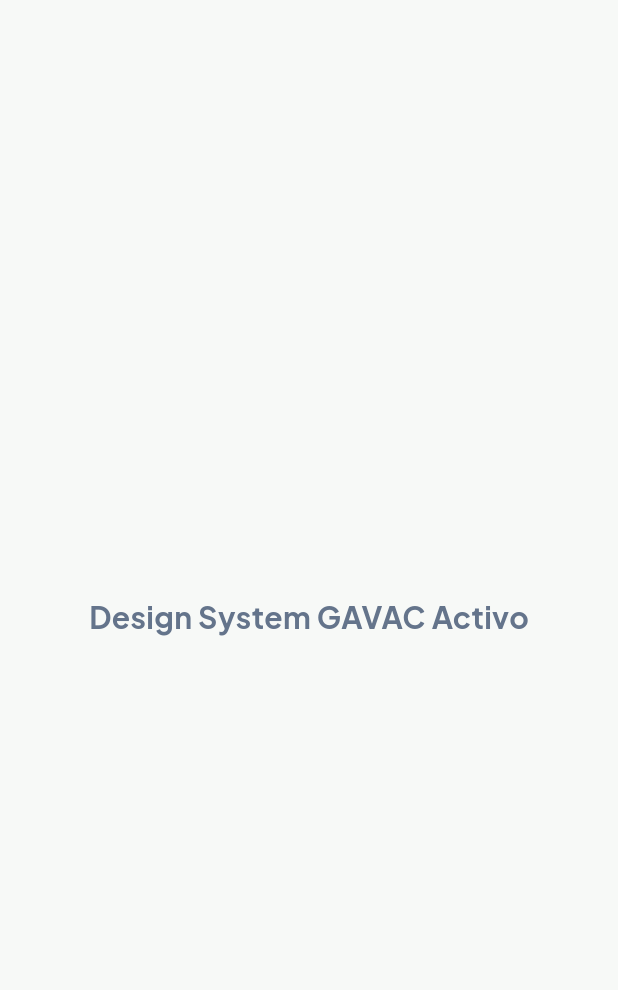
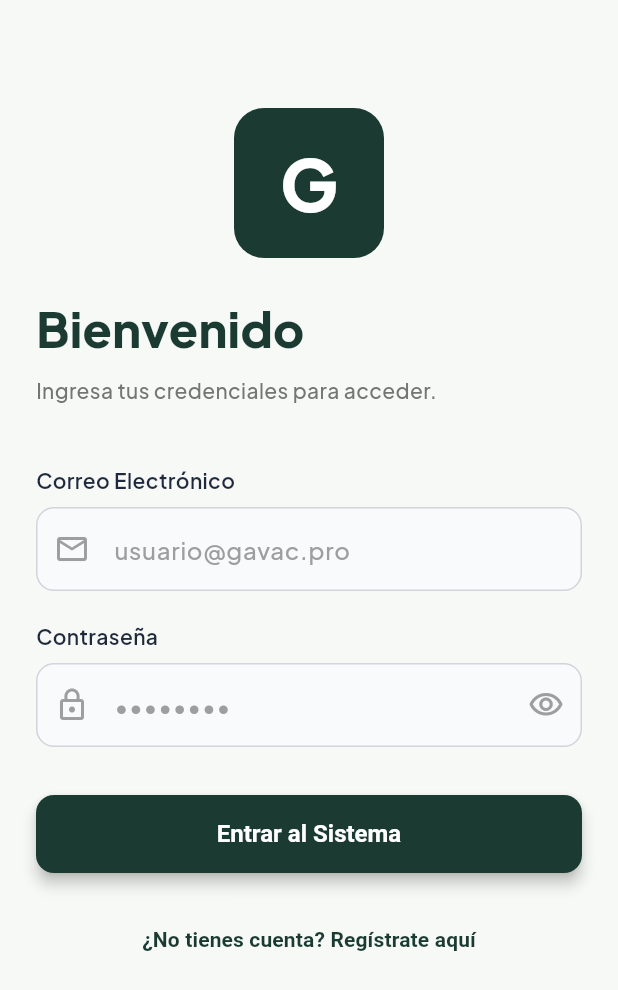
Before and after one commit to JHbotero-deve/Proyecto_Gestion_Ganadera, a Flutter app: the screen it shows after launch, on a phone screen of 412 x 824 dp. Shown: the top 990 px of the screen. Run offline on Flutter 3.47's test engine with Material 3 defaults, Android fonts, the light colour scheme and no system bars; our stand-ins replace google_fonts.

Commit message:
feat(mobile): rediseñar login screen con layout split-screen e imagen de fondo

```diff
--- a/mobile/lib/core/theme/gavac_theme.dart
+++ b/mobile/lib/core/theme/gavac_theme.dart
@@ -7,22 +7,18 @@ class GavacTheme {
     return ThemeData(
       useMaterial3: true,
       brightness: Brightness.light,
-
-      // Colores principales
       primaryColor: GavacColors.primary,
       scaffoldBackgroundColor: GavacColors.background,
       colorScheme: const ColorScheme.light(
         primary: GavacColors.primary,
         secondary: GavacColors.accent,
         surface: GavacColors.surface,
-        background: GavacColors.background,
         error: GavacColors.dangerText,
         onPrimary: Colors.white,
         onSecondary: Colors.white,
         onSurface: GavacColors.textPrimary,
+        onError: Colors.white,
       ),
-
-      // Tipografía - Plus Jakarta Sans
       textTheme: GoogleFonts.plusJakartaSansTextTheme(
         const TextTheme(
           displayLarge: TextStyle(fontSize: 32, fontWeight: FontWeight.w900, color: GavacColors.textPrimary),
@@ -32,8 +28,6 @@ class GavacTheme {
           bodyMedium: TextStyle(fontSize: 14, fontWeight: FontWeight.w500, color: GavacColors.textSecondary),
         ),
       ),
-
-      // Botones
       elevatedButtonTheme: ElevatedButtonThemeData(
         style: ElevatedButton.styleFrom(
           backgroundColor: GavacColors.primary,
@@ -44,8 +38,6 @@ class GavacTheme {
           textStyle: const TextStyle(fontSize: 16, fontWeight: FontWeight.w600),
         ),
       ),
-
-      // Inputs (TextFields)
       inputDecorationTheme: InputDecorationTheme(
         filled: true,
         fillColor: const Color(0xFFF8FAFC),
--- /dev/null
+++ b/mobile/lib/features/auth/presentation/screens/login_screen.dart
@@ -0,0 +1,460 @@
+import 'package:flutter/material.dart';
+import '../../../../core/theme/gavac_colors.dart';
+
+class LoginScreen extends StatefulWidget {
+  const LoginScreen({super.key});
+
+  @override
+  State<LoginScreen> createState() => _LoginScreenState();
+}
+
+class _LoginScreenState extends State<LoginScreen> {
+  final _formKey = GlobalKey<FormState>();
+  final _emailController = TextEditingController();
+  final _passwordController = TextEditingController();
+  bool _obscurePassword = true;
+  bool _isLoading = false;
+
+  static const String appName = 'GAVAC';
+  static const String appSlogan = 'Tecnología inteligente\npara la gestión del campo.';
+  static const String welcomeTitle = 'Bienvenido';
+  static const String welcomeSubtitle = 'Ingresa tus credenciales para acceder.';
+  static const String emailLabel = 'Correo Electrónico';
+  static const String emailHint = 'usuario@gavac.pro';
+  static const String passwordLabel = 'Contraseña';
+  static const String passwordHint = '••••••••';
+  static const String buttonText = 'Entrar al Sistema';
+  static const String registerText = '¿No tienes cuenta? Regístrate aquí';
+
+  @override
+  void dispose() {
+    _emailController.dispose();
+    _passwordController.dispose();
+    super.dispose();
+  }
+
+  void _handleLogin() {
+    if (_formKey.currentState!.validate()) {
+      setState(() => _isLoading = true);
+      Future.delayed(const Duration(seconds: 2), () {
+        if (mounted) {
+          setState(() => _isLoading = false);
+          Navigator.pushReplacementNamed(context, '/dashboard');
+        }
+      });
+    }
+  }
+
+  @override
+  Widget build(BuildContext context) {
+    final screenWidth = MediaQuery.of(context).size.width;
+    final isDesktop = screenWidth > 768;
+
+    return Scaffold(
+      body: isDesktop ? _buildDesktopLayout() : _buildMobileLayout(),
+    );
+  }
+
+  Widget _buildDesktopLayout() {
+    return Row(
+      children: [
+        // LADO IZQUIERDO
+        Expanded(
+          flex: 1,
+          child: Container(
+            color: const Color(0xFF6B8E85),
+            child: Stack(
+              children: [
+                const Positioned.fill(
+                  child: Opacity(
+                    opacity: 0.3,
+                    child: Image(
+                      image: AssetImage('assets/imagenes/imagenganado.png'),
+                      fit: BoxFit.cover,
+                    ),
+                  ),
+                ),
+                const Positioned.fill(
+                  child: ColoredBox(color: Color(0x33000000)),
+                ),
+                Center(
+                  child: Padding(
+                    padding: const EdgeInsets.all(48.0),
+                    child: Column(
+                      mainAxisAlignment: MainAxisAlignment.center,
+                      crossAxisAlignment: CrossAxisAlignment.start,
+                      children: const [
+                        Text(
+                          appName,
+                          style: TextStyle(
+                            fontSize: 72,
+                            fontWeight: FontWeight.w900,
+                            color: Colors.white,
+                            letterSpacing: -2,
+                            shadows: [
+                              Shadow(
+                                color: Color(0x80000000),
+                                offset: Offset(0, 4),
+                                blurRadius: 8,
+                              ),
+                            ],
+                          ),
+                        ),
+                        SizedBox(height: 16),
+                        Text(
+                          appSlogan,
+                          style: TextStyle(
+                            fontSize: 20,
+                            fontWeight: FontWeight.w400,
+                            color: Colors.white,
+                            height: 1.4,
+                            shadows: [
+                              Shadow(
+                                color: Color(0x80000000),
+                                offset: Offset(0, 2),
+                                blurRadius: 4,
+                              ),
+                            ],
+                          ),
+                        ),
+                      ],
+                    ),
+                  ),
+                ),
+              ],
+            ),
+          ),
+        ),
+
+        // LADO DERECHO
+        Expanded(
+          flex: 1,
+          child: Container(
+            color: Colors.white,
+            child: Center(
+              child: SingleChildScrollView(
+                padding: const EdgeInsets.symmetric(horizontal: 64, vertical: 48),
+                child: Form(
+                  key: _formKey,
+                  child: Column(
+                    crossAxisAlignment: CrossAxisAlignment.start,
+                    children: [
+                      const Text(
+                        welcomeTitle,
+                        style: TextStyle(
+                          fontSize: 36,
+                          fontWeight: FontWeight.w800,
+                          color: GavacColors.primary,
+                        ),
+                      ),
+                      const SizedBox(height: 8),
+                      Text(
+                        welcomeSubtitle,
+                        style: const TextStyle(
+                          fontSize: 16,
+                          color: Color(0xFF757575),
+                        ),
+                      ),
+                      const SizedBox(height: 48),
+
+                      _buildTextField(
+                        label: emailLabel,
+                        hint: emailHint,
+                        controller: _emailController,
+                        keyboardType: TextInputType.emailAddress,
+                        prefixIcon: Icons.email_outlined,
+                      ),
+                      const SizedBox(height: 24),
+
+                      _buildPasswordField(),
+                      const SizedBox(height: 32),
+
+                      SizedBox(
+                        width: double.infinity,
+                        height: 56,
+                        child: ElevatedButton(
+                          onPressed: _isLoading ? null : _handleLogin,
+                          style: ElevatedButton.styleFrom(
+                            backgroundColor: GavacColors.primary,
+                            foregroundColor: Colors.white,
+                            elevation: 8,
+                            shadowColor: GavacColors.primary.withValues(alpha: 0.3),
+                            shape: RoundedRectangleBorder(
+                              borderRadius: BorderRadius.circular(12),
+                            ),
+                          ),
+                          child: _isLoading
+                              ? const SizedBox(
+                                  height: 24,
+                                  width: 24,
+                                  child: CircularProgressIndicator(
+                                    strokeWidth: 2.5,
+                                    valueColor: AlwaysStoppedAnimation<Color>(Colors.white),
+                                  ),
+                                )
+                              : const Text(
+                                  buttonText,
+                                  style: TextStyle(
+                                    fontSize: 16,
+                                    fontWeight: FontWeight.w700,
+                                  ),
+                                ),
+                        ),
+                      ),
+                      const SizedBox(height: 24),
+
+                      Center(
+                        child: TextButton(
+                          onPressed: () {
+                            if (mounted) {
+                              ScaffoldMessenger.of(context).showSnackBar(
+                                const SnackBar(content: Text('Registro en desarrollo')),
+                              );
+                            }
+                          },
+                          child: const Text(
+                            registerText,
+                            style: TextStyle(
+                              color: GavacColors.primary,
+                              fontWeight: FontWeight.w600,
+                              fontSize: 14,
+                            ),
+                          ),
+                        ),
+                      ),
+                    ],
+                  ),
+                ),
+              ),
+            ),
+          ),
+        ),
+      ],
+    );
+  }
+
+  Widget _buildMobileLayout() {
+    return SafeArea(
+      child: SingleChildScrollView(
+        padding: const EdgeInsets.all(24.0),
+        child: Form(
+          key: _formKey,
+          child: Column(
+            crossAxisAlignment: CrossAxisAlignment.start,
+            children: [
+              const SizedBox(height: 48),
+              Center(
+                child: Container(
+                  width: 100,
+                  height: 100,
+                  decoration: BoxDecoration(
+                    color: GavacColors.primary,
+                    borderRadius: BorderRadius.circular(20),
+                  ),
+                  child: const Center(
+                    child: Text(
+                      'G',
+                      style: TextStyle(
+                        fontSize: 48,
+                        fontWeight: FontWeight.w900,
+                        color: Colors.white,
+                      ),
+                    ),
+                  ),
+                ),
+              ),
+              const SizedBox(height: 24),
+              const Text(
+                welcomeTitle,
+                style: TextStyle(
+                  fontSize: 32,
+                  fontWeight: FontWeight.w800,
+                  color: GavacColors.primary,
+                ),
+              ),
+              const SizedBox(height: 8),
+              Text(
+                welcomeSubtitle,
+                style: const TextStyle(
+                  fontSize: 14,
+                  color: Color(0xFF757575),
+                ),
+              ),
+              const SizedBox(height: 40),
+
+              _buildTextField(
+                label: emailLabel,
+                hint: emailHint,
+                controller: _emailController,
+                keyboardType: TextInputType.emailAddress,
+                prefixIcon: Icons.email_outlined,
+              ),
+              const SizedBox(height: 20),
+
+              _buildPasswordField(),
+              const SizedBox(height: 32),
+
+              SizedBox(
+                width: double.infinity,
+                height: 52,
+                child: ElevatedButton(
+                  onPressed: _isLoading ? null : _handleLogin,
+                  style: ElevatedButton.styleFrom(
+                    backgroundColor: GavacColors.primary,
+                    foregroundColor: Colors.white,
+                    elevation: 4,
+                    shape: RoundedRectangleBorder(
+                      borderRadius: BorderRadius.circular(12),
+                    ),
+                  ),
+                  child: _isLoading
+                      ? const SizedBox(
+                          height: 22,
+                          width: 22,
+                          child: CircularProgressIndicator(
+                            strokeWidth: 2.5,
+                            valueColor: AlwaysStoppedAnimation<Color>(Colors.white),
+                          ),
+                        )
+                      : const Text(
+                          buttonText,
+                          style: TextStyle(
+                            fontSize: 16,
+                            fontWeight: FontWeight.w700,
+                          ),
+                        ),
+                ),
+              ),
+              const SizedBox(height: 20),
+
+              Center(
+                child: TextButton(
+                  onPressed: () {},
+                  child: Text(
+                    registerText,
+                    style: const TextStyle(
+                      color: GavacColors.primary,
+                      fontWeight: FontWeight.w600,
+                    ),
+                  ),
+                ),
+              ),
+            ],
+          ),
+        ),
+      ),
+    );
+  }
+
+  Widget _buildTextField({
+    required String label,
+    required String hint,
+    required TextEditingController controller,
+    required TextInputType keyboardType,
+    required IconData prefixIcon,
+  }) {
+    return Column(
+      crossAxisAlignment: CrossAxisAlignment.start,
+      children: [
+        Text(
+          label,
+          style: const TextStyle(
+            fontSize: 14,
+            fontWeight: FontWeight.w600,
+            color: GavacColors.textPrimary,
+          ),
+        ),
+        const SizedBox(height: 8),
+        TextFormField(
+          controller: controller,
+          keyboardType: keyboardType,
+          decoration: InputDecoration(
+            hintText: hint,
+            hintStyle: const TextStyle(color: Color(0xFF9E9E9E)),
+            prefixIcon: Icon(prefixIcon, color: const Color(0xFF9E9E9E)),
+            filled: true,
+            fillColor: const Color(0xFFF8FAFC),
+            border: OutlineInputBorder(
+              borderRadius: BorderRadius.circular(12),
+              borderSide: const BorderSide(color: Color(0xFFD1D5DB)),
+            ),
+            enabledBorder: OutlineInputBorder(
+              borderRadius: BorderRadius.circular(12),
+              borderSide: const BorderSide(color: Color(0xFFD1D5DB)),
+            ),
+            focusedBorder: OutlineInputBorder(
+              borderRadius: BorderRadius.circular(12),
+              borderSide: const BorderSide(color: GavacColors.primary, width: 2),
+            ),
+            contentPadding: const EdgeInsets.symmetric(horizontal: 16, vertical: 16),
+          ),
+          validator: (value) {
+            if (value == null || value.isEmpty) {
+              return 'Este campo es obligatorio';
+            }
+            return null;
+          },
+        ),
+      ],
+    );
+  }
+
+  Widget _buildPasswordField() {
+    return Column(
+      crossAxisAlignment: CrossAxisAlignment.start,
+      children: [
+        const Text(
+          passwordLabel,
+          style: TextStyle(
+            fontSize: 14,
+            fontWeight: FontWeight.w600,
+            color: GavacColors.textPrimary,
+          ),
+        ),
+        const SizedBox(height: 8),
+        TextFormField(
+          controller: _passwordController,
+          obscureText: _obscurePassword,
+          decoration: InputDecoration(
+            hintText: passwordHint,
+            hintStyle: const TextStyle(color: Color(0xFF9E9E9E)),
+            prefixIcon: const Icon(Icons.lock_outline, color: Color(0xFF9E9E9E)),
+            suffixIcon: IconButton(
+              icon: Icon(
+                _obscurePassword ? Icons.visibility_outlined : Icons.visibility_off_outlined,
+                color: const Color(0xFF9E9E9E),
+              ),
+              onPressed: () {
+                setState(() => _obscurePassword = !_obscurePassword);
+              },
+            ),
+            filled: true,
+            fillColor: const Color(0xFFF8FAFC),
+            border: OutlineInputBorder(
+              borderRadius: BorderRadius.circular(12),
+              borderSide: const BorderSide(color: Color(0xFFD1D5DB)),
+            ),
+            enabledBorder: OutlineInputBorder(
+              borderRadius: BorderRadius.circular(12),
+              borderSide: const BorderSide(color: Color(0xFFD1D5DB)),
+            ),
+            focusedBorder: OutlineInputBorder(
+              borderRadius: BorderRadius.circular(12),
+              borderSide: const BorderSide(color: GavacColors.primary, width: 2),
+            ),
+            contentPadding: const EdgeInsets.symmetric(horizontal: 16, vertical: 16),
+          ),
+          validator: (value) {
+            if (value == null || value.isEmpty) {
+              return 'Este campo es obligatorio';
+            }
+            if (value.length < 6) {
+              return 'Mínimo 6 caracteres';
+            }
+            return null;
+          },
+        ),
+      ],
+    );
+  }
+}
--- a/mobile/lib/main.dart
+++ b/mobile/lib/main.dart
@@ -1,5 +1,7 @@
 import 'package:flutter/material.dart';
 import 'core/theme/gavac_theme.dart';
+import 'features/auth/presentation/screens/login_screen.dart';
+import 'features/auth/presentation/screens/dashboard_screen.dart';
 
 void main() {
   runApp(const GAVACApp());
@@ -13,15 +15,12 @@ class GAVACApp extends StatelessWidget {
     return MaterialApp(
       title: 'GAVAC - Gestión Ganadera',
       debugShowCheckedModeBanner: false,
-      theme: GavacTheme.lightTheme, // Aquí aplicamos tu tema
-      home: const Scaffold(
-        body: Center(
-          child: Text(
-            'Design System GAVAC Activo',
-            style: TextStyle(fontSize: 20, fontWeight: FontWeight.bold),
-          ),
-        ),
-      ),
+      theme: GavacTheme.lightTheme,
+      initialRoute: '/login',
+      routes: {
+        '/login': (context) => const LoginScreen(),
+        '/dashboard': (context) => const DashboardScreen(),
+      },
     );
   }
 }
--- a/mobile/pubspec.yaml
+++ b/mobile/pubspec.yaml
@@ -28,3 +28,6 @@ dev_dependencies:
 
 flutter:
   uses-material-design: true
+
+  assets:
+    - assets/imagenes/
```
Also changed, not shown: mobile/analysis_options.yaml (added, +33 -0 lines), mobile/lib/features/auth/presentation/screens/dashboard_screen.dart (added, +121 -0 lines), mobile/assets/imagenes/fondo_login.png (added), mobile/assets/imagenes/gavac.png.png (added), mobile/assets/imagenes/imagen_campo.jpg (added), mobile/assets/imagenes/imagenganado.png (added), mobile/assets/imagenes/imagenlogin.png.jpg (added), mobile/assets/imagenes/logo_gavac.png.png (added), mobile/pubspec.lock, 10 other files.
